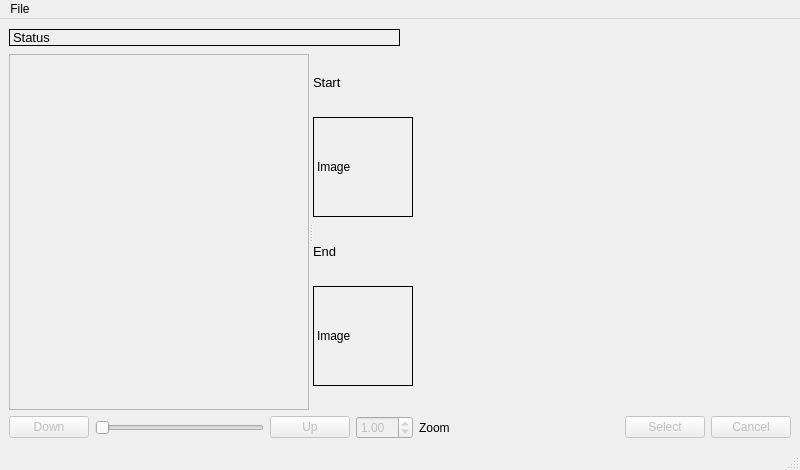
Before: the Qt Designer form cgt/video_demonstration.ui in jonathanHuwP/CrystalGrowthTracker, drawn with Qt 5.
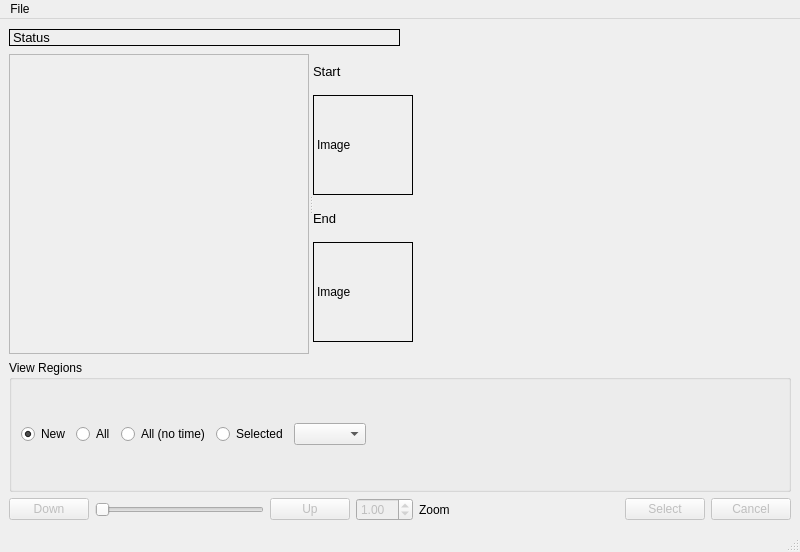
After: the same form once the commit is applied.

Commit message: added radio buttons for viewing regions and callback function

The edit to the form file:
```diff
--- a/cgt/video_demonstration.ui
+++ b/cgt/video_demonstration.ui
@@ -7,14 +7,14 @@
     <x>0</x>
     <y>0</y>
     <width>800</width>
-    <height>470</height>
+    <height>552</height>
    </rect>
   </property>
   <property name="windowTitle">
    <string>Video Deomostration</string>
   </property>
   <widget class="QWidget" name="centralwidget">
-   <layout class="QVBoxLayout" name="verticalLayout_2">
+   <layout class="QVBoxLayout" name="verticalLayout_3">
     <item>
      <layout class="QHBoxLayout" name="horizontalLayout_2">
       <item>
@@ -177,6 +177,78 @@
       </widget>
      </widget>
     </item>
+    <item>
+     <widget class="QGroupBox" name="_regionsGroupBox">
+      <property name="title">
+       <string>View Regions</string>
+      </property>
+      <layout class="QVBoxLayout" name="verticalLayout_2">
+       <item>
+        <layout class="QHBoxLayout" name="horizontalLayout_3">
+         <item>
+          <widget class="QRadioButton" name="_newButton">
+           <property name="text">
+            <string>New</string>
+           </property>
+           <property name="checked">
+            <bool>true</bool>
+           </property>
+           <attribute name="buttonGroup">
+            <string notr="true">_regionsButtonGroup</string>
+           </attribute>
+          </widget>
+         </item>
+         <item>
+          <widget class="QRadioButton" name="_allButton">
+           <property name="text">
+            <string>All</string>
+           </property>
+           <attribute name="buttonGroup">
+            <string notr="true">_regionsButtonGroup</string>
+           </attribute>
+          </widget>
+         </item>
+         <item>
+          <widget class="QRadioButton" name="_allNoTimeButton">
+           <property name="text">
+            <string>All (no time)</string>
+           </property>
+           <attribute name="buttonGroup">
+            <string notr="true">_regionsButtonGroup</string>
+           </attribute>
+          </widget>
+         </item>
+         <item>
+          <widget class="QRadioButton" name="_selectedButton">
+           <property name="text">
+            <string>Selected</string>
+           </property>
+           <attribute name="buttonGroup">
+            <string notr="true">_regionsButtonGroup</string>
+           </attribute>
+          </widget>
+         </item>
+         <item>
+          <widget class="QComboBox" name="_regionComboBox"/>
+         </item>
+         <item>
+          <spacer name="horizontalSpacer_3">
+           <property name="orientation">
+            <enum>Qt::Horizontal</enum>
+           </property>
+           <property name="sizeHint" stdset="0">
+            <size>
+             <width>40</width>
+             <height>20</height>
+            </size>
+           </property>
+          </spacer>
+         </item>
+        </layout>
+       </item>
+      </layout>
+     </widget>
+    </item>
     <item>
      <layout class="QHBoxLayout" name="horizontalLayout">
       <item>
```
Left out of the diff: 19 changed lines with no effect on the pictures. The commit also changes 1 other file.
